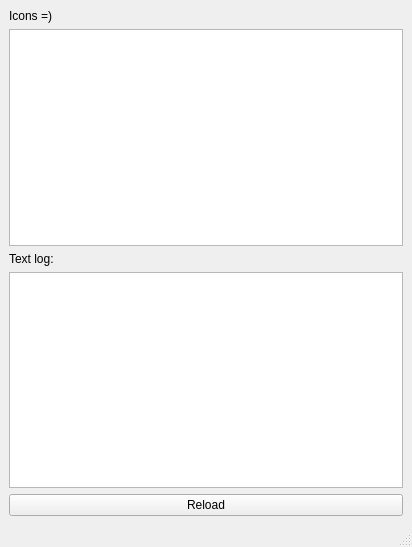
The window that plugins/jdm/jdm_ui.ui (xmpp-graveyard/jabbim) describes before a commit, drawn with Qt 5.
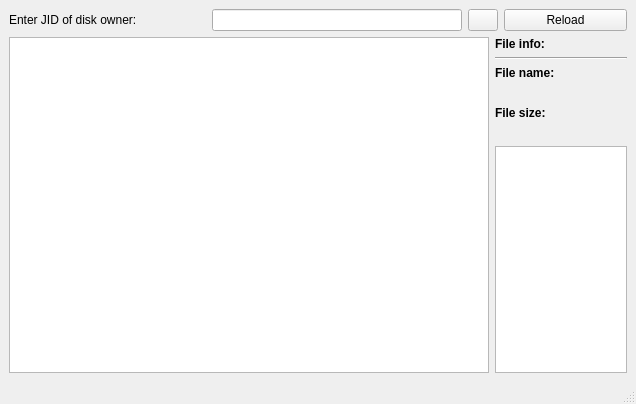
The same window after the commit.

Commit message: novy gui pro jdm

```diff
--- a/plugins/jdm/jdm_ui.ui
+++ b/plugins/jdm/jdm_ui.ui
@@ -5,8 +5,8 @@
    <rect>
     <x>0</x>
     <y>0</y>
-    <width>412</width>
-    <height>547</height>
+    <width>636</width>
+    <height>404</height>
    </rect>
   </property>
   <property name="windowTitle" >
@@ -20,8 +20,14 @@
     <property name="spacing" >
      <number>6</number>
     </property>
-    <item row="1" column="0" >
+    <item rowspan="2" row="1" column="0" >
      <widget class="QListWidget" name="list" >
+      <property name="minimumSize" >
+       <size>
+        <width>480</width>
+        <height>0</height>
+       </size>
+      </property>
       <property name="iconSize" >
        <size>
         <width>32</width>
@@ -36,29 +42,200 @@
       </property>
      </widget>
     </item>
-    <item row="0" column="0" >
-     <widget class="QLabel" name="label_2" >
-      <property name="text" >
-       <string>Icons =)</string>
+    <item row="2" column="1" >
+     <widget class="QTextEdit" name="log" >
+      <property name="maximumSize" >
+       <size>
+        <width>150</width>
+        <height>16777215</height>
+       </size>
       </property>
      </widget>
     </item>
-    <item row="2" column="0" >
-     <widget class="QLabel" name="label" >
-      <property name="text" >
-       <string>Text log:</string>
+    <item row="1" column="1" >
+     <layout class="QVBoxLayout" >
+      <property name="margin" >
+       <number>0</number>
       </property>
-     </widget>
+      <property name="spacing" >
+       <number>6</number>
+      </property>
+      <item>
+       <widget class="QLabel" name="label_3" >
+        <property name="sizePolicy" >
+         <sizepolicy>
+          <hsizetype>0</hsizetype>
+          <vsizetype>5</vsizetype>
+          <horstretch>0</horstretch>
+          <verstretch>0</verstretch>
+         </sizepolicy>
+        </property>
+        <property name="text" >
+         <string>&lt;html>&lt;head>&lt;meta name="qrichtext" content="1" />&lt;style type="text/css">
+p, li { white-space: pre-wrap; }
+&lt;/style>&lt;/head>&lt;body style=" font-family:'Sans Serif'; font-size:9pt; font-weight:400; font-style:normal; text-decoration:none;">
+&lt;p style=" margin-top:0px; margin-bottom:0px; margin-left:0px; margin-right:0px; -qt-block-indent:0; text-indent:0px;">&lt;span style=" font-weight:600;">File info:&lt;/span>&lt;/p>&lt;/body>&lt;/html></string>
+        </property>
+       </widget>
+      </item>
+      <item>
+       <widget class="Line" name="line_2" >
+        <property name="orientation" >
+         <enum>Qt::Horizontal</enum>
+        </property>
+       </widget>
+      </item>
+      <item>
+       <widget class="QLabel" name="label_4" >
+        <property name="sizePolicy" >
+         <sizepolicy>
+          <hsizetype>0</hsizetype>
+          <vsizetype>5</vsizetype>
+          <horstretch>0</horstretch>
+          <verstretch>0</verstretch>
+         </sizepolicy>
+        </property>
+        <property name="text" >
+         <string>&lt;html>&lt;head>&lt;meta name="qrichtext" content="1" />&lt;style type="text/css">
+p, li { white-space: pre-wrap; }
+&lt;/style>&lt;/head>&lt;body style=" font-family:'Sans Serif'; font-size:9pt; font-weight:400; font-style:normal; text-decoration:none;">
+&lt;p style=" margin-top:0px; margin-bottom:0px; margin-left:0px; margin-right:0px; -qt-block-indent:0; text-indent:0px;">&lt;span style=" font-weight:600;">File name:&lt;/span>&lt;/p>&lt;/body>&lt;/html></string>
+        </property>
+       </widget>
+      </item>
+      <item>
+       <widget class="QLabel" name="label_name" >
+        <property name="sizePolicy" >
+         <sizepolicy>
+          <hsizetype>0</hsizetype>
+          <vsizetype>5</vsizetype>
+          <horstretch>0</horstretch>
+          <verstretch>0</verstretch>
+         </sizepolicy>
+        </property>
+        <property name="minimumSize" >
+         <size>
+          <width>120</width>
+          <height>0</height>
+         </size>
+        </property>
+        <property name="text" >
+         <string/>
+        </property>
+       </widget>
+      </item>
+      <item>
+       <widget class="QLabel" name="label_6" >
+        <property name="sizePolicy" >
+         <sizepolicy>
+          <hsizetype>0</hsizetype>
+          <vsizetype>5</vsizetype>
+          <horstretch>0</horstretch>
+          <verstretch>0</verstretch>
+         </sizepolicy>
+        </property>
+        <property name="text" >
+         <string>&lt;html>&lt;head>&lt;meta name="qrichtext" content="1" />&lt;style type="text/css">
+p, li { white-space: pre-wrap; }
+&lt;/style>&lt;/head>&lt;body style=" font-family:'Sans Serif'; font-size:9pt; font-weight:400; font-style:normal; text-decoration:none;">
+&lt;p style=" margin-top:0px; margin-bottom:0px; margin-left:0px; margin-right:0px; -qt-block-indent:0; text-indent:0px;">&lt;span style=" font-weight:600;">File size:&lt;/span>&lt;/p>&lt;/body>&lt;/html></string>
+        </property>
+       </widget>
+      </item>
+      <item>
+       <widget class="QLabel" name="label_size" >
+        <property name="sizePolicy" >
+         <sizepolicy>
+          <hsizetype>0</hsizetype>
+          <vsizetype>5</vsizetype>
+          <horstretch>0</horstretch>
+          <verstretch>0</verstretch>
+         </sizepolicy>
+        </property>
+        <property name="minimumSize" >
+         <size>
+          <width>120</width>
+          <height>0</height>
+         </size>
+        </property>
+        <property name="text" >
+         <string/>
+        </property>
+       </widget>
+      </item>
+     </layout>
     </item>
-    <item row="3" column="0" >
-     <widget class="QTextEdit" name="log" />
-    </item>
-    <item row="4" column="0" >
-     <widget class="QPushButton" name="reload" >
-      <property name="text" >
-       <string>Reload</string>
+    <item row="0" column="0" colspan="2" >
+     <layout class="QHBoxLayout" >
+      <property name="margin" >
+       <number>0</number>
       </property>
-     </widget>
+      <property name="spacing" >
+       <number>6</number>
+      </property>
+      <item>
+       <widget class="QLabel" name="label_description" >
+        <property name="text" >
+         <string>Enter JID of disk owner:</string>
+        </property>
+       </widget>
+      </item>
+      <item>
+       <spacer>
+        <property name="orientation" >
+         <enum>Qt::Horizontal</enum>
+        </property>
+        <property name="sizeHint" >
+         <size>
+          <width>20</width>
+          <height>20</height>
+         </size>
+        </property>
+       </spacer>
+      </item>
+      <item>
+       <widget class="QLineEdit" name="line_jid" >
+        <property name="minimumSize" >
+         <size>
+          <width>250</width>
+          <height>0</height>
+         </size>
+        </property>
+       </widget>
+      </item>
+      <item>
+       <widget class="QPushButton" name="buttonHome" >
+        <property name="minimumSize" >
+         <size>
+          <width>30</width>
+          <height>0</height>
+         </size>
+        </property>
+        <property name="maximumSize" >
+         <size>
+          <width>30</width>
+          <height>16777215</height>
+         </size>
+        </property>
+        <property name="text" >
+         <string/>
+        </property>
+       </widget>
+      </item>
+      <item>
+       <widget class="QPushButton" name="reload" >
+        <property name="minimumSize" >
+         <size>
+          <width>123</width>
+          <height>0</height>
+         </size>
+        </property>
+        <property name="text" >
+         <string>Reload</string>
+        </property>
+       </widget>
+      </item>
+     </layout>
     </item>
    </layout>
   </widget>
```
Left out of the diff: 10 changed lines with no effect on the pictures. The commit also changes 2 other files.
